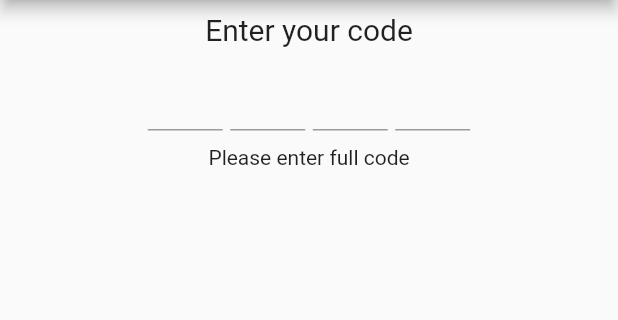
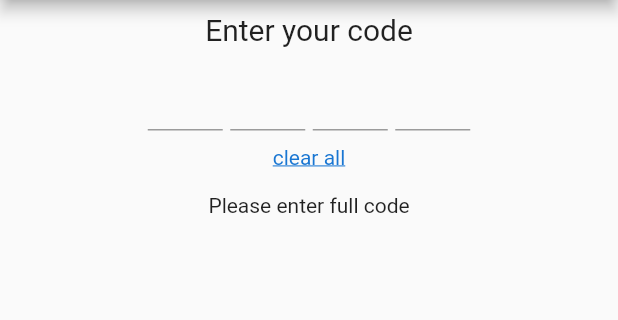
Before and after one commit to awaik/flutter_verification_code, a Flutter app: the screen it shows after launch, on a phone screen of 412 x 824 dp, the part 84-404 px from its top. Run offline on Flutter 3.47's test engine with Material 2 defaults, Android fonts, the phone set to English and light mode, and no system bars.

Commit message:
add clear all option

```diff
--- a/example/lib/main.dart
+++ b/example/lib/main.dart
@@ -47,6 +47,18 @@ class _MyHomePageState extends State<MyHomePage> {
             textStyle: TextStyle(fontSize: 20.0, color: Colors.red[900]),
             keyboardType: TextInputType.number,
             length: 4,
+            // clearAll is NOT required, you can delete it
+            // takes any widget, so you can implement your design
+            clearAll: Padding(
+              padding: const EdgeInsets.all(8.0),
+              child: Text(
+                'clear all',
+                style: TextStyle(
+                    fontSize: 14.0,
+                    decoration: TextDecoration.underline,
+                    color: Colors.blue[700]),
+              ),
+            ),
             onCompleted: (String value) {
               setState(() {
                 _code = value;
--- a/lib/src/flutter_verification_code.dart
+++ b/lib/src/flutter_verification_code.dart
@@ -8,8 +8,10 @@ class VerificationCode extends StatefulWidget {
   final double itemSize;
   final BoxDecoration itemDecoration;
   final TextStyle textStyle;
-  //TODO autofus == true bug
+  //TODO autofocus == true bug
   final bool autofocus;
+  final Widget clearAll;
+
   VerificationCode({
     Key key,
     @required this.onCompleted,
@@ -20,8 +22,11 @@ class VerificationCode extends StatefulWidget {
     this.itemSize = 50,
     this.textStyle = const TextStyle(fontSize: 25.0),
     this.autofocus = false,
+    this.clearAll,
   })  : assert(length > 0),
         assert(itemSize > 0),
+        assert(onCompleted != null),
+        assert(onEditing != null),
         super(key: key);
 
   @override
@@ -121,9 +126,7 @@ class _VerificationCodeState extends State<VerificationCode> {
   void _prev(int index) {
     if (index > 0) {
       setState(() {
-        if (_listControllerText[index].text.isEmpty) {
-//          _listControllerText[index - 1].text = "";
-        }
+        if (_listControllerText[index].text.isEmpty) {}
         _currentIndex = index - 1;
       });
       FocusScope.of(context).requestFocus(FocusNode());
@@ -149,9 +152,32 @@ class _VerificationCodeState extends State<VerificationCode> {
   Widget build(BuildContext context) {
     return SingleChildScrollView(
         scrollDirection: Axis.horizontal,
-        child: Row(
-          mainAxisAlignment: MainAxisAlignment.center,
-          children: _buildListWidget(),
+        child: Column(
+          children: <Widget>[
+            Row(
+              mainAxisAlignment: MainAxisAlignment.center,
+              children: _buildListWidget(),
+            ),
+            widget.clearAll != null
+                ? _clearAllWidget(widget.clearAll)
+                : Container(),
+          ],
         ));
   }
+
+  Widget _clearAllWidget(child) {
+    return GestureDetector(
+      onTap: () {
+        widget.onEditing(true);
+        for (var i = 0; i < widget.length; i++) {
+          _listControllerText[i].text = '';
+        }
+        setState(() {
+          _currentIndex = 0;
+          FocusScope.of(context).requestFocus(_listFocusNode[0]);
+        });
+      },
+      child: child,
+    );
+  }
 }
--- a/pubspec.yaml
+++ b/pubspec.yaml
@@ -1,7 +1,7 @@
 name: flutter_verification_code
 homepage: https://github.com/awaik/flutter_verification_code.git
 description: A Flutter package that help you create a verification input.
-version: 0.1.6+2
+version: 0.2.0
 
 environment:
   sdk: ">=2.1.0 <3.0.0"
```
Also changed, not shown: 1 other file.
